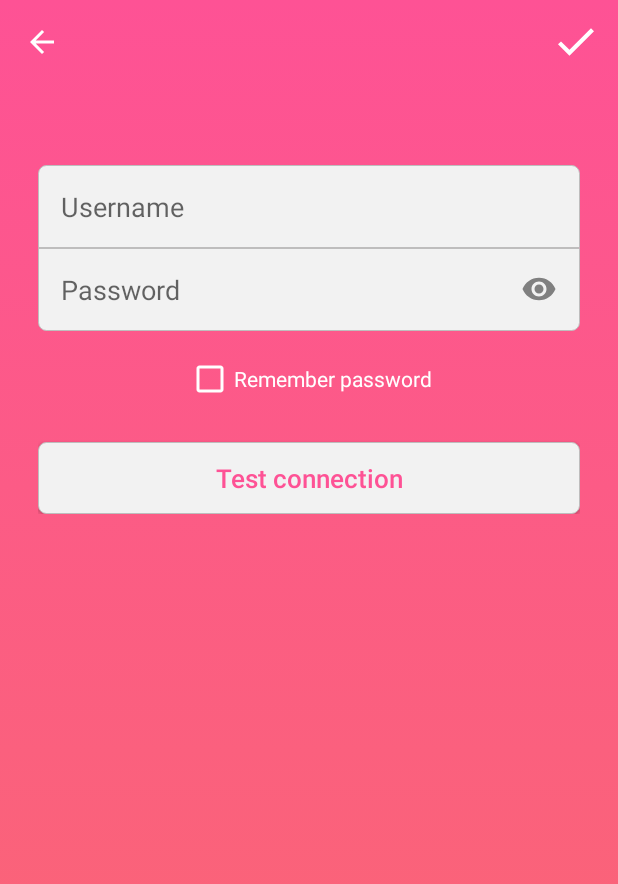
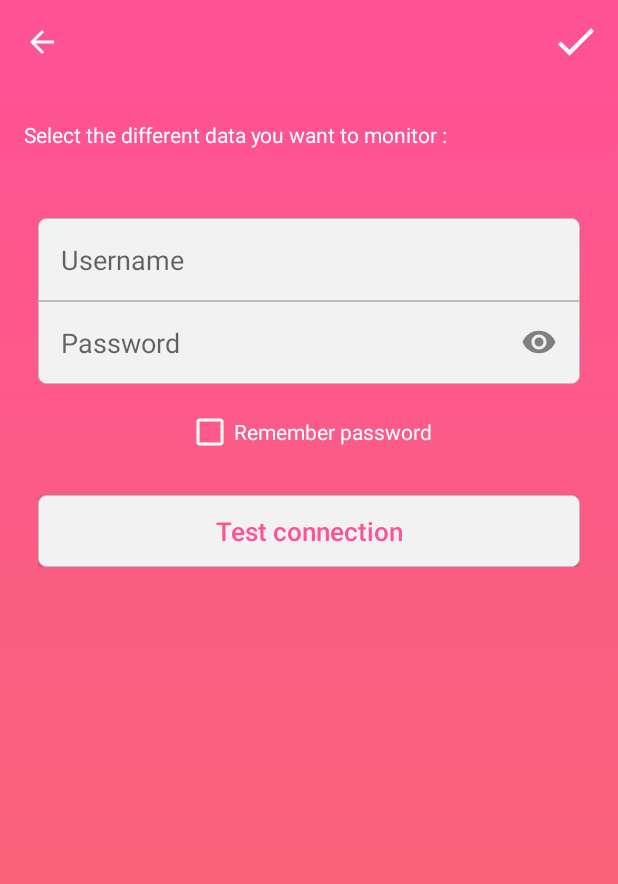
Before and after one commit to LeBenki/PriVELT, an Android app: the LoginActivity screen opened directly, with no data from a screen before it, on a phone screen of 412 x 824 dp. Shown: the top 884 px of the screen. Run offline under Robolectric (Android 15) with nearby library versions, the phone set to English and light mode, and no system bars; our stand-ins replace ButterKnife; libraries missing offline, so code that uses them is left out: com.university.kent; 5 statements that could not run were skipped.

Commit message:
Added login script choose title

```diff
--- a/app/src/main/res/layout/activity_login.xml
+++ b/app/src/main/res/layout/activity_login.xml
@@ -13,9 +13,19 @@
         android:layout_width="wrap_content"
         android:layout_height="wrap_content"/>-->
 
+    <TextView
+        android:id="@+id/script_title"
+        android:text="@string/script_title"
+        android:textColor="@android:color/white"
+        android:layout_width="wrap_content"
+        android:layout_marginStart="@dimen/activity_vertical_margin"
+        android:layout_marginBottom="@dimen/activity_vertical_margin"
+        android:layout_marginTop="80dp"
+        android:layout_height="wrap_content"/>
+
     <androidx.recyclerview.widget.RecyclerView
         android:id="@+id/scripts"
-        android:layout_marginTop="80dp"
+        android:layout_below="@id/script_title"
         android:layout_width="match_parent"
         android:layout_height="wrap_content" />
 
--- a/app/src/main/res/values/strings.xml
+++ b/app/src/main/res/values/strings.xml
@@ -74,4 +74,5 @@
     <!--SettingsActivity-->
     <string name="log_out">Log out</string>
     <string name="log_out_confirmation">Are you sure you want to log out?</string>
+    <string name="script_title">Select the different data you want to monitor :</string>
 </resources>
```
